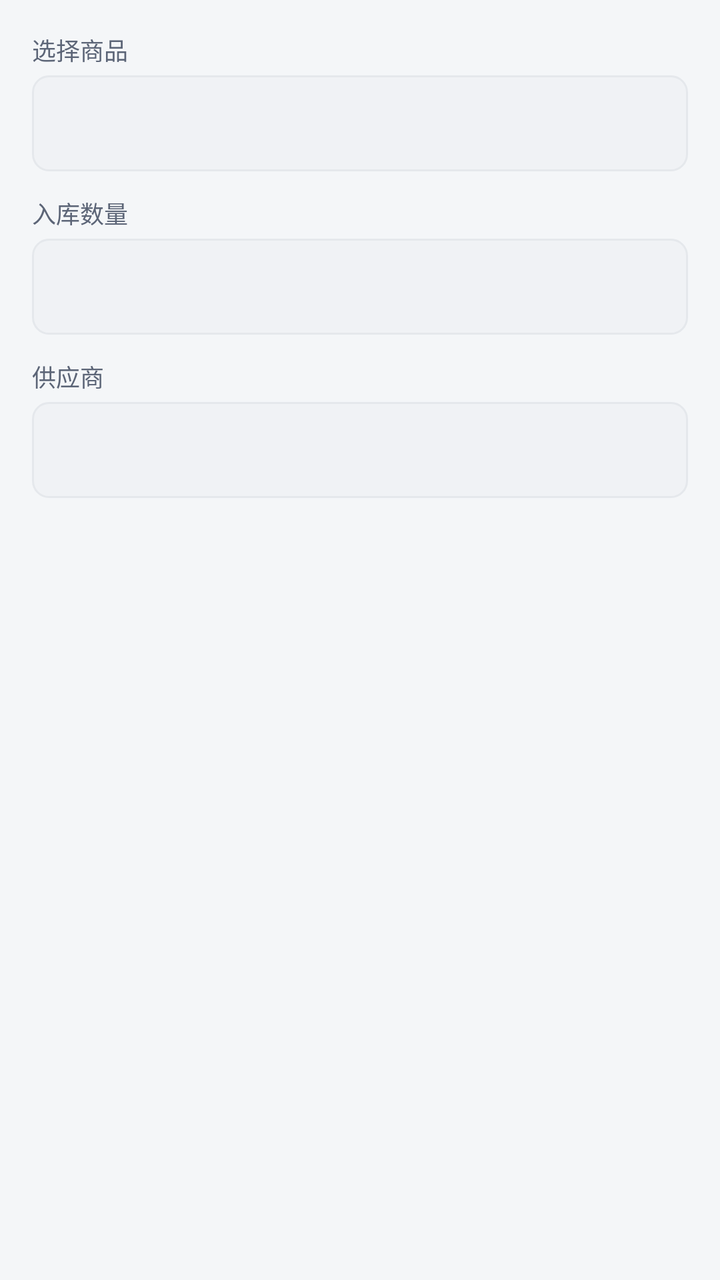
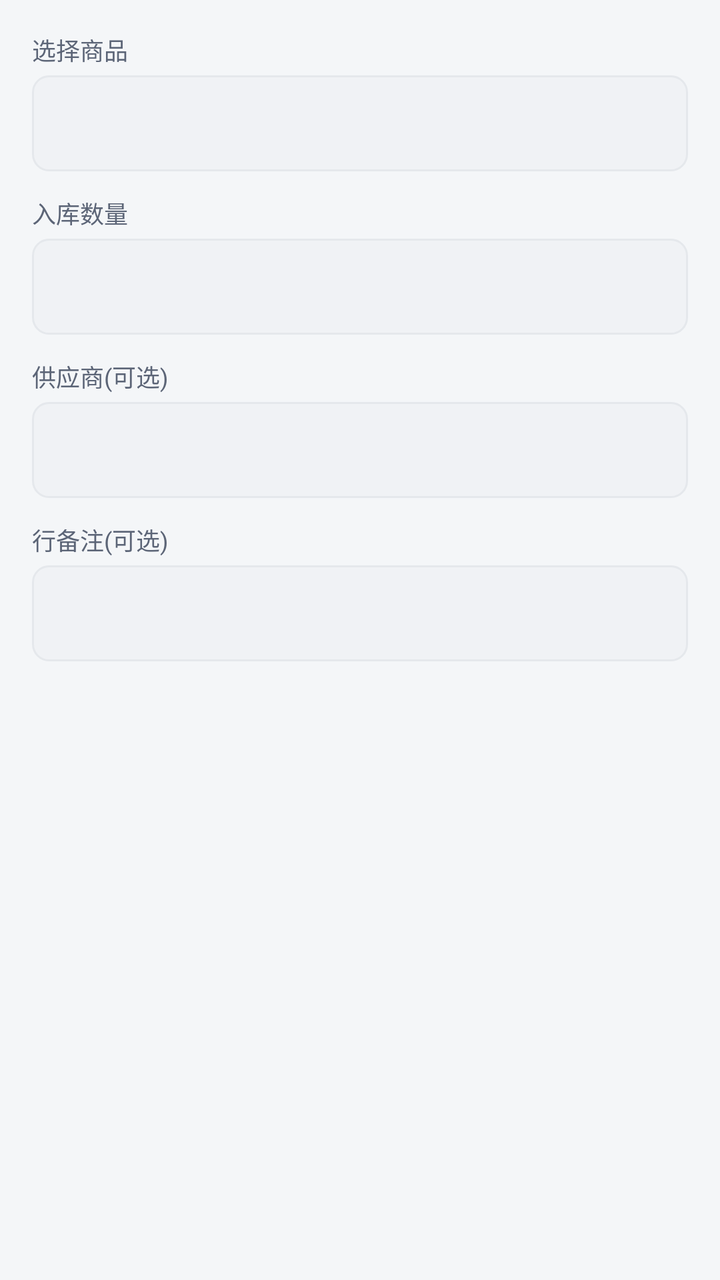

An Android layout rendered at two revisions. The XML below is the earlier revision; the diff shows what the commit changed to produce the second picture.
<!-- AndroidManifest.xml: application theme Theme.SimpleWmsPda -->
<!-- res/layout/dialog_add_inbound_item.xml -->
<?xml version="1.0" encoding="utf-8"?>
<LinearLayout xmlns:android="http://schemas.android.com/apk/res/android"
    android:layout_width="match_parent"
    android:layout_height="wrap_content"
    android:orientation="vertical"
    android:padding="@dimen/space_lg">

    <TextView
        android:layout_width="wrap_content"
        android:layout_height="wrap_content"
        android:text="@string/inbound_pick_product"
        style="@style/Text.Caption" />

    <Spinner
        android:id="@+id/sp_product"
        android:layout_width="match_parent"
        android:layout_height="@dimen/touch_min"
        android:layout_marginTop="@dimen/space_xs"
        android:background="@drawable/bg_input" />

    <TextView
        android:layout_width="wrap_content"
        android:layout_height="wrap_content"
        android:layout_marginTop="@dimen/space_md"
        android:text="@string/inbound_pick_qty"
        style="@style/Text.Caption" />

    <EditText
        android:id="@+id/et_qty"
        android:layout_width="match_parent"
        android:layout_height="@dimen/touch_min"
        android:layout_marginTop="@dimen/space_xs"
        android:background="@drawable/bg_input"
        android:paddingStart="@dimen/space_md"
        android:paddingEnd="@dimen/space_md"
        android:textColor="@color/text_primary"
        android:textColorHint="@color/text_hint"
        android:inputType="number" />

    <TextView
        android:layout_width="wrap_content"
        android:layout_height="wrap_content"
        android:layout_marginTop="@dimen/space_md"
        android:text="@string/inbound_supplier"
        style="@style/Text.Caption" />

    <EditText
        android:id="@+id/et_supplier"
        android:layout_width="match_parent"
        android:layout_height="@dimen/touch_min"
        android:layout_marginTop="@dimen/space_xs"
        android:background="@drawable/bg_input"
        android:paddingStart="@dimen/space_md"
        android:paddingEnd="@dimen/space_md"
        android:textColor="@color/text_primary"
        android:textColorHint="@color/text_hint"
        android:inputType="text" />
</LinearLayout>
<!-- resources referenced by this layout -->
<resources>
  <color name="text_hint">#9AA3B2</color>
  <color name="text_primary">#1A2233</color>
  <dimen name="space_lg">16dp</dimen>
  <dimen name="space_md">12dp</dimen>
  <dimen name="space_xs">4dp</dimen>
  <dimen name="touch_min">48dp</dimen>
  <!-- drawable bg_input (drawable) -->
  <?xml version="1.0" encoding="utf-8"?>
  <shape xmlns:android="http://schemas.android.com/apk/res/android" android:shape="rectangle">
      <solid android:color="@color/bg_subtle" />
      <corners android:radius="8dp" />
      <stroke android:width="1dp" android:color="@color/divider" />
  </shape>
  <string name="inbound_pick_product">选择商品</string>
  <string name="inbound_pick_qty">入库数量</string>
  <string name="inbound_supplier">供应商</string>
  <style name="Text.Caption">
          <item name="android:textSize">@dimen/text_caption</item>
          <item name="android:textColor">@color/text_secondary</item>
      </style>
  <style name="Theme.SimpleWmsPda" parent="Theme.SimpleWMS" />
  <color name="bg_subtle">#F0F2F5</color>
  <color name="divider">#E5E8EC</color>
  <dimen name="text_caption">12sp</dimen>
  <color name="text_secondary">#5C6577</color>
  <style name="Theme.SimpleWMS" parent="Theme.MaterialComponents.Light.NoActionBar">
          <item name="colorPrimary">@color/primary</item>
          <item name="colorPrimaryDark">@color/primary_dark</item>
          <item name="colorAccent">@color/accent</item>
          <item name="android:windowBackground">@color/bg_page</item>
          <item name="android:statusBarColor">@color/primary_dark</item>
          <item name="android:navigationBarColor">@color/bg_card</item>
          <item name="android:textColorPrimary">@color/text_primary</item>
          <item name="android:textColorSecondary">@color/text_secondary</item>
          <item name="materialButtonStyle">@style/Widget.SimpleWMS.Button</item>
      </style>
  <color name="primary">#1E6BFF</color>
  <color name="primary_dark">#0E4CCB</color>
  <color name="accent">#00B894</color>
  <color name="bg_page">#F4F6F8</color>
  <color name="bg_card">#FFFFFF</color>
  <style name="Widget.SimpleWMS.Button" parent="Widget.MaterialComponents.Button">
          <item name="cornerRadius">@dimen/card_corner</item>
          <item name="android:minHeight">@dimen/touch_min</item>
          <item name="android:textSize">@dimen/text_subtitle</item>
      </style>
  <dimen name="card_corner">12dp</dimen>
  <dimen name="text_subtitle">16sp</dimen>
</resources>

<!-- the commit's change to res/layout/dialog_add_inbound_item.xml (unified diff, before → after) -->
@@ -41,11 +41,25 @@
         android:layout_width="wrap_content"
         android:layout_height="wrap_content"
         android:layout_marginTop="@dimen/space_md"
-        android:text="@string/inbound_supplier"
+        android:text="@string/inbound_pick_supplier"
+        style="@style/Text.Caption" />
+
+    <Spinner
+        android:id="@+id/sp_supplier"
+        android:layout_width="match_parent"
+        android:layout_height="@dimen/touch_min"
+        android:layout_marginTop="@dimen/space_xs"
+        android:background="@drawable/bg_input" />
+
+    <TextView
+        android:layout_width="wrap_content"
+        android:layout_height="wrap_content"
+        android:layout_marginTop="@dimen/space_md"
+        android:text="@string/inbound_row_remark"
         style="@style/Text.Caption" />
 
     <EditText
-        android:id="@+id/et_supplier"
+        android:id="@+id/et_row_remark"
         android:layout_width="match_parent"
         android:layout_height="@dimen/touch_min"
         android:layout_marginTop="@dimen/space_xs"
<!-- resource entries referenced after the edit -->
@@ -15,7 +15,8 @@
   </shape>
   <string name="inbound_pick_product">选择商品</string>
   <string name="inbound_pick_qty">入库数量</string>
-  <string name="inbound_supplier">供应商</string>
+  <string name="inbound_pick_supplier">供应商(可选)</string>
+  <string name="inbound_row_remark">行备注(可选)</string>
   <style name="Text.Caption">
           <item name="android:textSize">@dimen/text_caption</item>
           <item name="android:textColor">@color/text_secondary</item>
